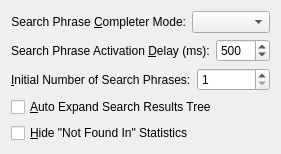
First picture: the form in programs/KJVCanOpener/ConfigSearchOptions.ui, repository dewhisna/KingJamesPureBibleSearch, before the edit.
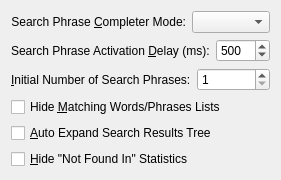
Second picture: the form after the edit. Custom widgets are drawn as their Qt base class.

Commit message: Added Persistent Setting and Configuration Option to let the user hide the Search Phrases Matching Words/Phrases Lists.

The edit to the form file:
```diff
--- a/programs/KJVCanOpener/ConfigSearchOptions.ui
+++ b/programs/KJVCanOpener/ConfigSearchOptions.ui
@@ -58,6 +58,20 @@
      </item>
     </layout>
    </item>
+   <item row="4" column="0">
+    <widget class="QCheckBox" name="checkBoxAutoExpandSearchResultsTree">
+     <property name="text">
+      <string>&amp;Auto Expand Search Results Tree</string>
+     </property>
+    </widget>
+   </item>
+   <item row="5" column="0">
+    <widget class="QCheckBox" name="checkBoxHideNotFoundInStatistics">
+     <property name="text">
+      <string>&amp;Hide &quot;Not Found In&quot; Statistics</string>
+     </property>
+    </widget>
+   </item>
    <item row="2" column="0">
     <layout class="QHBoxLayout" name="horizontalLayout_3">
      <item>
@@ -113,16 +127,9 @@
     </layout>
    </item>
    <item row="3" column="0">
-    <widget class="QCheckBox" name="checkBoxAutoExpandSearchResultsTree">
+    <widget class="QCheckBox" name="checkBoxHideMatchingPhrasesLists">
      <property name="text">
-      <string>&amp;Auto Expand Search Results Tree</string>
-     </property>
-    </widget>
-   </item>
-   <item row="4" column="0">
-    <widget class="QCheckBox" name="checkBoxHideNotFoundInStatistics">
-     <property name="text">
-      <string>&amp;Hide &quot;Not Found In&quot; Statistics</string>
+      <string>Hide &amp;Matching Words/Phrases Lists</string>
      </property>
     </widget>
    </item>
```
Left out of the diff: 62 changed lines with no effect on the pictures. The commit also changes 7 other files.
